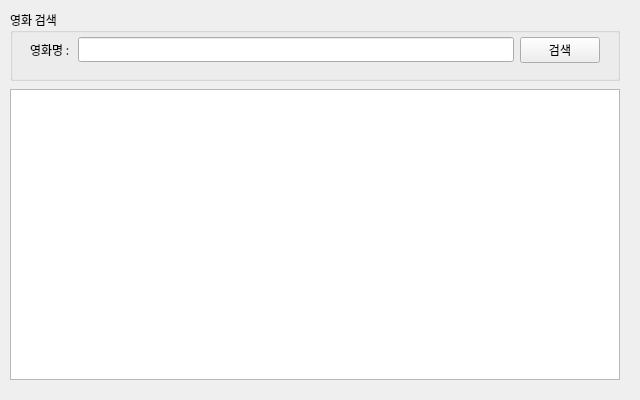
Qt form Part1/StudyPyQt/NaverAPIMovie.ui (llsuzn/Mini_Projects) before a commit.
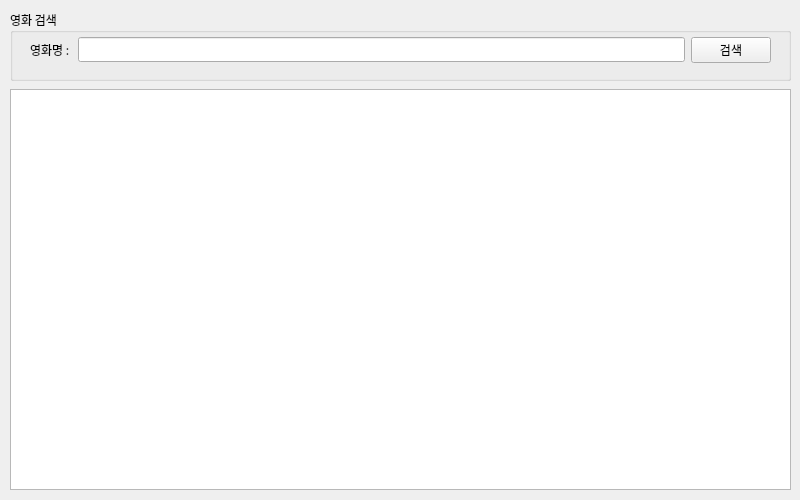
The same form after that commit.

Diff of the .ui file:
```diff
--- a/Part1/StudyPyQt/NaverAPIMovie.ui
+++ b/Part1/StudyPyQt/NaverAPIMovie.ui
@@ -6,8 +6,8 @@
    <rect>
     <x>0</x>
     <y>0</y>
-    <width>640</width>
-    <height>400</height>
+    <width>800</width>
+    <height>500</height>
    </rect>
   </property>
   <property name="sizePolicy">
@@ -18,14 +18,14 @@
   </property>
   <property name="minimumSize">
    <size>
-    <width>640</width>
-    <height>400</height>
+    <width>800</width>
+    <height>500</height>
    </size>
   </property>
   <property name="maximumSize">
    <size>
-    <width>640</width>
-    <height>400</height>
+    <width>800</width>
+    <height>500</height>
    </size>
   </property>
   <property name="font">
@@ -41,7 +41,7 @@
     <rect>
      <x>10</x>
      <y>10</y>
-     <width>610</width>
+     <width>781</width>
      <height>71</height>
     </rect>
    </property>
@@ -56,7 +56,7 @@
         <rect>
          <x>20</x>
          <y>20</y>
-         <width>570</width>
+         <width>741</width>
          <height>40</height>
         </rect>
        </property>
@@ -89,8 +89,8 @@
     <rect>
      <x>10</x>
      <y>89</y>
-     <width>610</width>
-     <height>291</height>
+     <width>781</width>
+     <height>401</height>
     </rect>
    </property>
    <layout class="QVBoxLayout" name="resultLayout">
```
